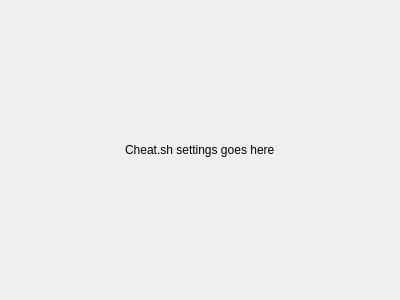
pozemka/cheatsh-qtcreator, file optionsdialog.ui: the form before one commit.
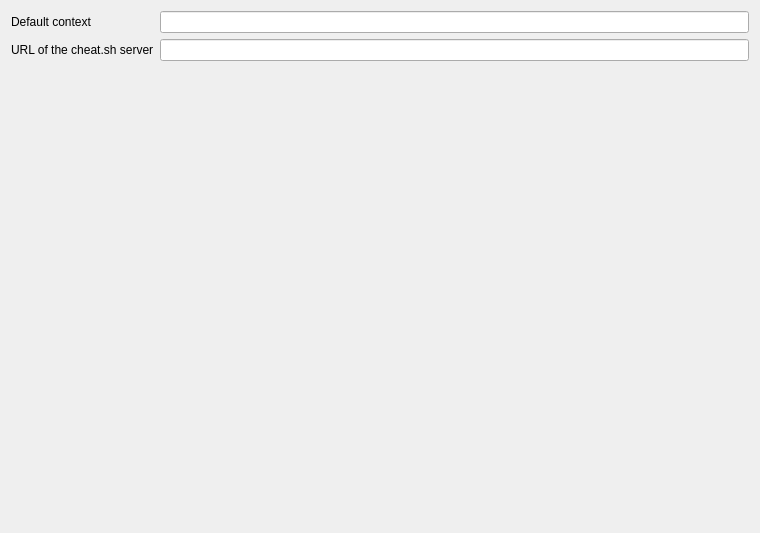
The form after the commit.

Commit message: Implemented settings

What changed in the file:
```diff
--- a/optionsdialog.ui
+++ b/optionsdialog.ui
@@ -6,73 +6,52 @@
    <rect>
     <x>0</x>
     <y>0</y>
-    <width>400</width>
-    <height>300</height>
+    <width>760</width>
+    <height>533</height>
    </rect>
   </property>
   <property name="windowTitle">
    <string>Form</string>
   </property>
   <layout class="QGridLayout" name="gridLayout">
+   <item row="0" column="0">
+    <layout class="QFormLayout" name="formLayout_2">
+     <item row="0" column="0">
+      <widget class="QLabel" name="contextLabel">
+       <property name="text">
+        <string>Default context</string>
+       </property>
+      </widget>
+     </item>
    <item row="0" column="1">
-    <spacer name="verticalSpacer">
-     <property name="orientation">
-      <enum>Qt::Vertical</enum>
-     </property>
-     <property name="sizeHint" stdset="0">
-      <size>
-       <width>20</width>
-       <height>124</height>
-      </size>
-     </property>
-    </spacer>
+      <widget class="QLineEdit" name="contextLineEdit">
+       <property name="text">
+        <string/>
+       </property>
+       <property name="placeholderText">
+        <string/>
+       </property>
+      </widget>
    </item>
    <item row="1" column="0">
-    <spacer name="horizontalSpacer">
-     <property name="orientation">
-      <enum>Qt::Horizontal</enum>
-     </property>
-     <property name="sizeHint" stdset="0">
-      <size>
-       <width>82</width>
-       <height>20</height>
-      </size>
-     </property>
-    </spacer>
+      <widget class="QLabel" name="urlLabel">
+       <property name="text">
+        <string>URL of the cheat.sh server</string>
+       </property>
+      </widget>
    </item>
    <item row="1" column="1">
-    <widget class="QLabel" name="label">
+      <widget class="QLineEdit" name="urlLineEdit">
      <property name="text">
-      <string>Cheat.sh settings goes here</string>
-     </property>
-    </widget>
-   </item>
-   <item row="1" column="2">
-    <spacer name="horizontalSpacer_2">
-     <property name="orientation">
-      <enum>Qt::Horizontal</enum>
-     </property>
-     <property name="sizeHint" stdset="0">
-      <size>
-       <width>81</width>
-       <height>20</height>
-      </size>
-     </property>
-    </spacer>
+        <string/>
+       </property>
+       <property name="placeholderText">
+        <string/>
+       </property>
+      </widget>
+     </item>
+    </layout>
    </item>
-   <item row="2" column="1">
-    <spacer name="verticalSpacer_2">
-     <property name="orientation">
-      <enum>Qt::Vertical</enum>
-     </property>
-     <property name="sizeHint" stdset="0">
-      <size>
-       <width>20</width>
-       <height>123</height>
-      </size>
-     </property>
-    </spacer>
-   </item>
   </layout>
  </widget>
  <resources/>
```
Left out of the diff: 4 changed lines with no effect on the pictures. Lines whose indentation alone changed are shown as unchanged. The commit also changes 8 other files.
